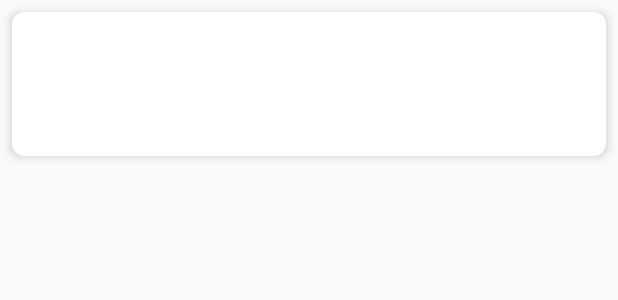
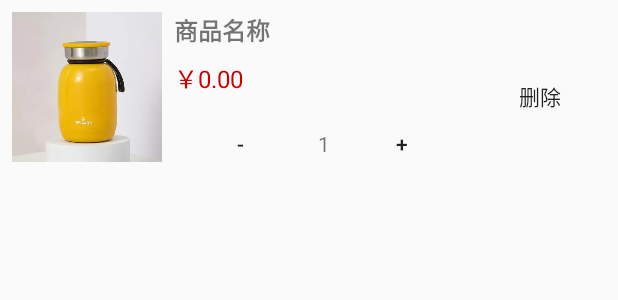
Before and after one commit to GanBro/AndroidAssignment, an Android app: the layout item_cart.xml on its own in the app's theme, with its tools: preview values and no code run, on a phone screen of 412 x 824 dp. Shown: the top 300 px of the screen. Run offline under Robolectric (Android 15) with nearby library versions, the phone set to English and light mode, and no system bars.

Commit message:
购物车备份（有bug）

```diff
--- a/app/src/main/res/layout/dialog_select_style.xml
+++ b/app/src/main/res/layout/dialog_select_style.xml
@@ -1,3 +1,4 @@
+<?xml version="1.0" encoding="utf-8"?>
 <LinearLayout xmlns:android="http://schemas.android.com/apk/res/android"
     android:layout_width="match_parent"
     android:layout_height="wrap_content"
@@ -108,7 +109,7 @@
         android:layout_width="match_parent"
         android:layout_height="wrap_content"
         android:layout_marginTop="16dp"
-        android:text="确定"
+        android:text="加入购物车"
         android:background="@android:color/holo_red_light"
         android:textColor="@android:color/white" />
 </LinearLayout>
--- a/app/src/main/res/layout/item_cart.xml
+++ b/app/src/main/res/layout/item_cart.xml
@@ -1,43 +1,78 @@
-<androidx.cardview.widget.CardView xmlns:android="http://schemas.android.com/apk/res/android"
-    xmlns:app="http://schemas.android.com/apk/res-auto"
+<?xml version="1.0" encoding="utf-8"?>
+<LinearLayout xmlns:android="http://schemas.android.com/apk/res/android"
     android:layout_width="match_parent"
     android:layout_height="wrap_content"
-    android:layout_margin="8dp"
-    app:cardCornerRadius="8dp"
-    app:cardElevation="4dp">
+    android:orientation="horizontal"
+    android:padding="8dp">
+
+    <ImageView
+        android:id="@+id/product_image"
+        android:layout_width="100dp"
+        android:layout_height="100dp"
+        android:scaleType="centerCrop"
+        android:src="@drawable/product_image" />
 
     <LinearLayout
-        android:layout_width="match_parent"
+        android:layout_width="0dp"
         android:layout_height="wrap_content"
-        android:orientation="horizontal"
-        android:padding="16dp">
+        android:layout_weight="1"
+        android:orientation="vertical"
+        android:paddingStart="8dp"
+        android:paddingEnd="8dp">
 
-        <ImageView
-            android:id="@+id/imageView_product"
-            android:layout_width="64dp"
-            android:layout_height="64dp"
-            android:layout_marginEnd="8dp"
-            android:scaleType="centerCrop" />
+        <TextView
+            android:id="@+id/product_name"
+            android:layout_width="wrap_content"
+            android:layout_height="wrap_content"
+            android:text="商品名称"
+            android:textSize="16sp"
+            android:textStyle="bold" />
+
+        <TextView
+            android:id="@+id/product_price"
+            android:layout_width="wrap_content"
+            android:layout_height="wrap_content"
+            android:text="￥0.00"
+            android:textSize="16sp"
+            android:textColor="@android:color/holo_red_dark"
+            android:layout_marginTop="8dp" />
 
         <LinearLayout
-            android:layout_width="0dp"
+            android:layout_width="wrap_content"
             android:layout_height="wrap_content"
-            android:layout_weight="1"
-            android:orientation="vertical">
+            android:orientation="horizontal"
+            android:layout_marginTop="8dp">
+
+            <Button
+                android:id="@+id/button_decrease"
+                android:layout_width="wrap_content"
+                android:layout_height="wrap_content"
+                android:text="-"
+                android:background="?android:attr/selectableItemBackground" />
 
             <TextView
-                android:id="@+id/textView_product_name"
+                android:id="@+id/quantity_text"
                 android:layout_width="wrap_content"
                 android:layout_height="wrap_content"
-                android:textSize="18sp"
-                android:textStyle="bold" />
+                android:text="1"
+                android:layout_marginStart="8dp"
+                android:layout_marginEnd="8dp" />
 
-            <TextView
-                android:id="@+id/textView_product_price"
+            <Button
+                android:id="@+id/button_increase"
                 android:layout_width="wrap_content"
                 android:layout_height="wrap_content"
-                android:textSize="16sp"
-                android:textColor="@color/colorAccent" />
+                android:text="+"
+                android:background="?android:attr/selectableItemBackground" />
         </LinearLayout>
+
     </LinearLayout>
-</androidx.cardview.widget.CardView>
+
+    <Button
+        android:id="@+id/button_remove"
+        android:layout_width="wrap_content"
+        android:layout_height="wrap_content"
+        android:text="删除"
+        android:background="?android:attr/selectableItemBackground"
+        android:layout_gravity="center_vertical" />
+</LinearLayout>
```
Also changed, not shown: app/src/main/java/com/ganbro/shopmaster/activities/CartActivity.java (+13 -5 lines), app/src/main/java/com/ganbro/shopmaster/activities/ProductDetailActivity.java (+11 -2 lines), app/src/main/java/com/ganbro/shopmaster/adapters/CartAdapter.java (+57 -13 lines), app/src/main/java/com/ganbro/shopmaster/database/CartDatabaseHelper.java (+31 -21 lines), app/src/main/java/com/ganbro/shopmaster/models/Product.java (+12 -0 lines), app/src/main/res/layout/activity_cart.xml (+28 -12 lines).
